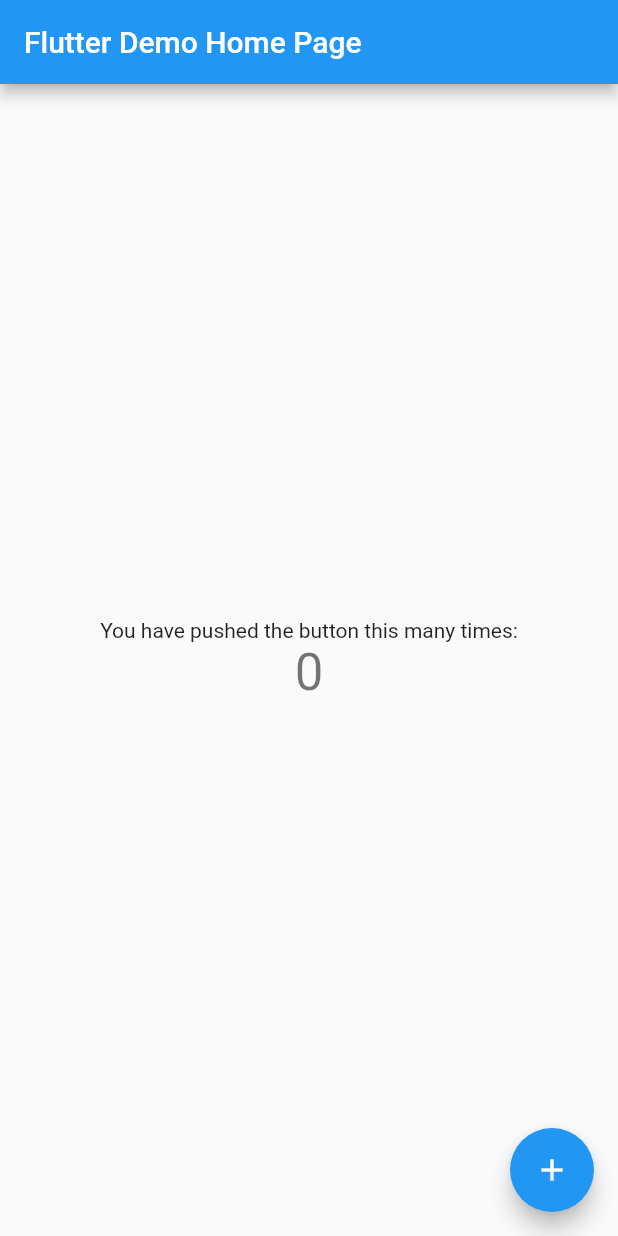
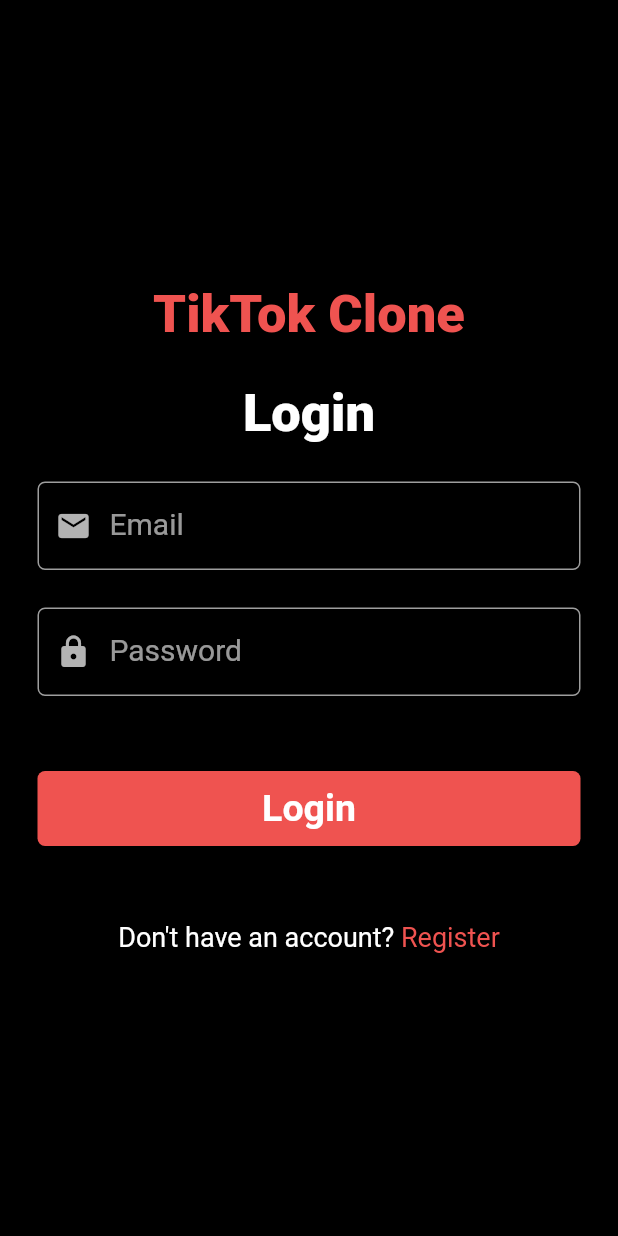
Before and after one commit to TruongAnim/tiktok_clone, a Flutter app: the screen it shows after launch, on a phone screen of 412 x 824 dp. Run offline on Flutter 3.47's test engine with Material 2 defaults, Android fonts, the phone set to English and light mode, and no system bars.

Commit message:
add login screen ui

```diff
--- a/analysis_options.yaml
+++ b/analysis_options.yaml
@@ -24,6 +24,7 @@ linter:
   rules:
     # avoid_print: false  # Uncomment to disable the `avoid_print` rule
     # prefer_single_quotes: true  # Uncomment to enable the `prefer_single_quotes` rule
+    require_trailing_commas: true
 
 # Additional information about this file can be found at
 # https://dart.dev/guides/language/analysis-options
--- a/lib/main.dart
+++ b/lib/main.dart
@@ -1,4 +1,6 @@
 import 'package:flutter/material.dart';
+import 'package:tiktok_clone/constants.dart';
+import 'package:tiktok_clone/views/screens/auth/login_screen.dart';
 
 void main() {
   runApp(const MyApp());
@@ -12,81 +14,9 @@ class MyApp extends StatelessWidget {
   Widget build(BuildContext context) {
     return MaterialApp(
       title: 'Flutter Demo',
-      theme: ThemeData(
-        primarySwatch: Colors.blue,
-      ),
-      home: const MyHomePage(title: 'Flutter Demo Home Page'),
+      theme:
+          ThemeData.dark().copyWith(scaffoldBackgroundColor: backgroundColor),
+      home: LoginScreen(),
     );
   }
 }
-
-class MyHomePage extends StatefulWidget {
-  const MyHomePage({super.key, required this.title});
-
-  final String title;
-
-  @override
-  State<MyHomePage> createState() => _MyHomePageState();
-}
-
-class _MyHomePageState extends State<MyHomePage> {
-  int _counter = 0;
-
-  void _incrementCounter() {
-    setState(() {
-      _counter++;
-    });
-  }
-
-  @override
-  Widget build(BuildContext context) {
-    // This method is rerun every time setState is called, for instance as done
-    // by the _incrementCounter method above.
-    //
-    // The Flutter framework has been optimized to make rerunning build methods
-    // fast, so that you can just rebuild anything that needs updating rather
-    // than having to individually change instances of widgets.
-    return Scaffold(
-      appBar: AppBar(
-        // Here we take the value from the MyHomePage object that was created by
-        // the App.build method, and use it to set our appbar title.
-        title: Text(widget.title),
-      ),
-      body: Center(
-        // Center is a layout widget. It takes a single child and positions it
-        // in the middle of the parent.
-        child: Column(
-          // Column is also a layout widget. It takes a list of children and
-          // arranges them vertically. By default, it sizes itself to fit its
-          // children horizontally, and tries to be as tall as its parent.
-          //
-          // Invoke "debug painting" (press "p" in the console, choose the
-          // "Toggle Debug Paint" action from the Flutter Inspector in Android
-          // Studio, or the "Toggle Debug Paint" command in Visual Studio Code)
-          // to see the wireframe for each widget.
-          //
-          // Column has various properties to control how it sizes itself and
-          // how it positions its children. Here we use mainAxisAlignment to
-          // center the children vertically; the main axis here is the vertical
-          // axis because Columns are vertical (the cross axis would be
-          // horizontal).
-          mainAxisAlignment: MainAxisAlignment.center,
-          children: <Widget>[
-            const Text(
-              'You have pushed the button this many times:',
-            ),
-            Text(
-              '$_counter',
-              style: Theme.of(context).textTheme.headlineMedium,
-            ),
-          ],
-        ),
-      ),
-      floatingActionButton: FloatingActionButton(
-        onPressed: _incrementCounter,
-        tooltip: 'Increment',
-        child: const Icon(Icons.add),
-      ), // This trailing comma makes auto-formatting nicer for build methods.
-    );
-  }
-}
--- /dev/null
+++ b/lib/views/screens/auth/login_screen.dart
@@ -0,0 +1,91 @@
+import 'package:flutter/material.dart';
+import 'package:tiktok_clone/constants.dart';
+import 'package:tiktok_clone/views/widgets/button_widget.dart';
+import 'package:tiktok_clone/views/widgets/input_text_field.dart';
+
+class LoginScreen extends StatelessWidget {
+  LoginScreen({super.key});
+  final TextEditingController emailController = TextEditingController();
+  final TextEditingController passwordController = TextEditingController();
+  @override
+  Widget build(BuildContext context) {
+    return Scaffold(
+      body: Center(
+        child: SingleChildScrollView(
+          child: Column(
+            mainAxisAlignment: MainAxisAlignment.center,
+            children: [
+              Text(
+                'TikTok Clone',
+                style: TextStyle(
+                    fontSize: 35,
+                    color: buttonColor,
+                    fontWeight: FontWeight.w900),
+              ),
+              SizedBox(
+                height: 25,
+              ),
+              Text(
+                'Login',
+                style: TextStyle(fontSize: 35, fontWeight: FontWeight.w900),
+              ),
+              SizedBox(
+                height: 25,
+              ),
+              Container(
+                width: MediaQuery.of(context).size.width,
+                margin: EdgeInsets.symmetric(horizontal: 25),
+                child: InputTextField(
+                    controller: emailController,
+                    label: 'Email',
+                    icon: Icons.email),
+              ),
+              SizedBox(
+                height: 25,
+              ),
+              Container(
+                width: MediaQuery.of(context).size.width,
+                margin: EdgeInsets.symmetric(horizontal: 25),
+                child: InputTextField(
+                  controller: passwordController,
+                  label: 'Password',
+                  icon: Icons.lock,
+                  isObsecure: true,
+                ),
+              ),
+              SizedBox(
+                height: 50,
+              ),
+              Padding(
+                padding: const EdgeInsets.symmetric(horizontal: 25),
+                child: ButtonWidget(
+                  onTap: () {},
+                  title: 'Login',
+                ),
+              ),
+              SizedBox(
+                height: 50,
+              ),
+              Row(
+                mainAxisAlignment: MainAxisAlignment.center,
+                children: [
+                  Text(
+                    'Don\'t have an account? ',
+                    style: TextStyle(fontSize: 18),
+                  ),
+                  InkWell(
+                    onTap: () {},
+                    child: Text(
+                      'Register',
+                      style: TextStyle(fontSize: 18, color: buttonColor),
+                    ),
+                  )
+                ],
+              )
+            ],
+          ),
+        ),
+      ),
+    );
+  }
+}
--- /dev/null
+++ b/lib/views/widgets/button_widget.dart
@@ -0,0 +1,27 @@
+import 'package:flutter/material.dart';
+import 'package:tiktok_clone/constants.dart';
+
+class ButtonWidget extends StatelessWidget {
+  const ButtonWidget({super.key, required this.title, required this.onTap});
+  final String title;
+  final VoidCallback onTap;
+  @override
+  Widget build(BuildContext context) {
+    return InkWell(
+      onTap: onTap,
+      child: Container(
+        alignment: Alignment.center,
+        width: double.infinity,
+        height: 50,
+        decoration: BoxDecoration(
+          borderRadius: BorderRadius.circular(5),
+          color: buttonColor,
+        ),
+        child: Text(
+          title,
+          style: TextStyle(fontSize: 25, fontWeight: FontWeight.w700),
+        ),
+      ),
+    );
+  }
+}
--- /dev/null
+++ b/lib/views/widgets/input_text_field.dart
@@ -0,0 +1,43 @@
+import 'package:flutter/material.dart';
+import 'package:tiktok_clone/constants.dart';
+
+class InputTextField extends StatelessWidget {
+  final TextEditingController controller;
+
+  final String label;
+
+  final IconData icon;
+
+  final bool isObsecure;
+
+  const InputTextField({
+    super.key,
+    required this.controller,
+    required this.label,
+    required this.icon,
+    this.isObsecure = false,
+  });
+
+  @override
+  Widget build(BuildContext context) {
+    return TextField(
+      controller: controller,
+      decoration: InputDecoration(
+        prefixIcon: Icon(icon),
+        labelText: label,
+        labelStyle: const TextStyle(
+          fontSize: 20,
+        ),
+        enabledBorder: OutlineInputBorder(
+          borderRadius: BorderRadius.circular(5),
+          borderSide: const BorderSide(color: borderColor),
+        ),
+        focusedBorder: OutlineInputBorder(
+          borderRadius: BorderRadius.circular(5),
+          borderSide: const BorderSide(color: borderColor),
+        ),
+      ),
+      obscureText: isObsecure,
+    );
+  }
+}
```
